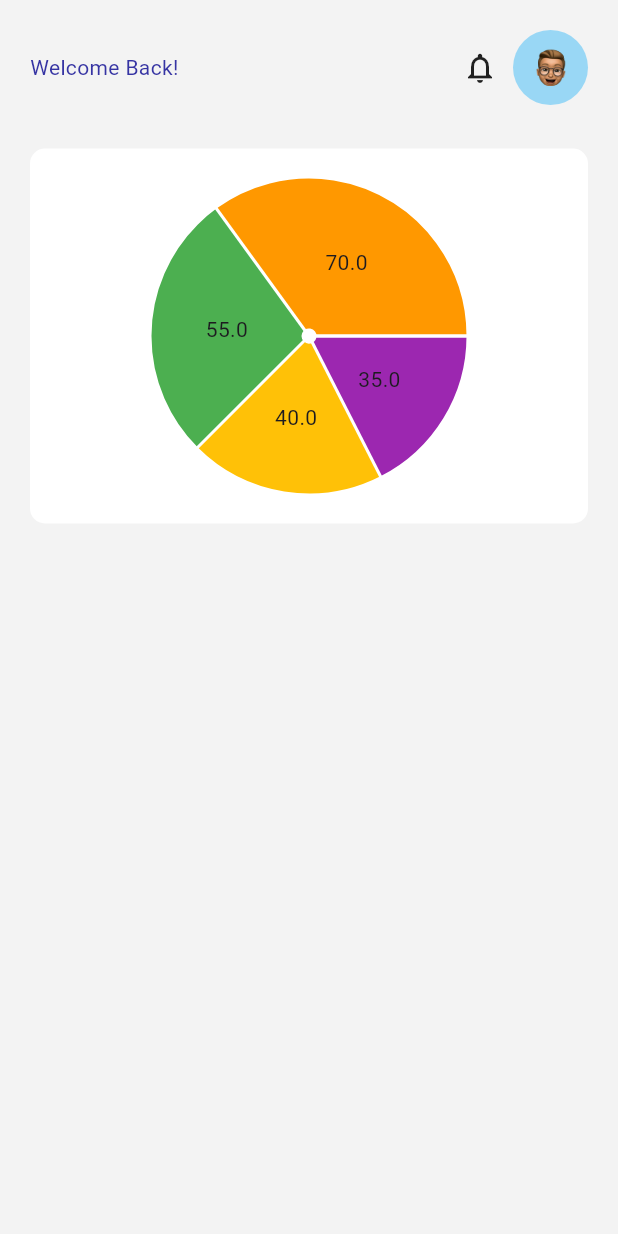
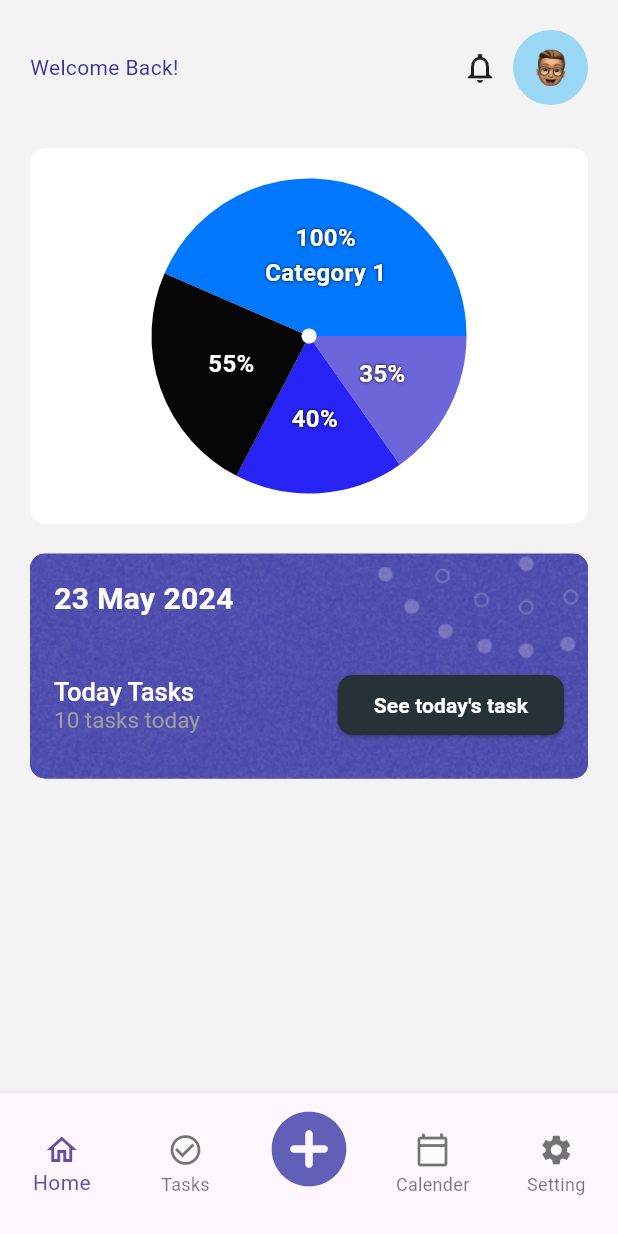
Before and after one commit to yisMeb/Flutter_PMS, a Flutter app: the HomeDashboard screen opened directly, on a phone screen of 412 x 824 dp. Run offline on Flutter 3.47's test engine with Material 3 defaults, Android fonts, the phone set to English and light mode, and no system bars; drawn by our look-alikes of fl_chart; our stand-ins replace firebase_auth, firebase_core, firebase_database, google_sign_in; accounts and stored records are empty.

Commit message:
bottom navigation

```diff
--- /dev/null
+++ b/flutter_front/lib/Pages/Dashboards/Visualizer.dart
@@ -0,0 +1,119 @@
+import 'package:fl_chart/fl_chart.dart';
+import 'package:flutter/material.dart';
+
+class Visualizer extends StatefulWidget {
+  @override
+  _VisualizerState createState() => _VisualizerState();
+}
+
+class _VisualizerState extends State<Visualizer> {
+  int touchedIndex = -1;
+
+  @override
+  Widget build(BuildContext context) {
+    return Container(
+      height: 250,
+      width: double.infinity,
+      decoration: BoxDecoration(
+        color: Colors.white,
+        borderRadius: BorderRadius.circular(10),
+      ),
+      child: topPieChart(),
+    );
+  }
+
+  PieChart topPieChart() {
+    return PieChart(
+      PieChartData(
+        pieTouchData: PieTouchData(
+          touchCallback: (FlTouchEvent event, pieTouchResponse) {
+            setState(() {
+              if (!event.isInterestedForInteractions ||
+                  pieTouchResponse == null ||
+                  pieTouchResponse.touchedSection == null) {
+                touchedIndex = -1;
+                return;
+              }
+              touchedIndex =
+                  pieTouchResponse.touchedSection!.touchedSectionIndex;
+            });
+          },
+        ),
+        centerSpaceRadius: 5,
+        sectionsSpace: 0,
+        borderData: FlBorderData(
+          show: false,
+        ),
+        sections: showingSections(),
+      ),
+      swapAnimationDuration: const Duration(milliseconds: 800),
+      swapAnimationCurve: Curves.easeInOutCubic,
+    );
+  }
+
+  List<PieChartSectionData> showingSections() {
+    return List.generate(4, (i) {
+      final isTouched = i == touchedIndex;
+      final fontSize = isTouched ? 25.0 : 16.0;
+      final radius = isTouched ? 310.0 : 100.0;
+      const shadows = [Shadow(color: Colors.black, blurRadius: 2)];
+
+      switch (i) {
+        case 0:
+          return PieChartSectionData(
+            value: 35,
+            title: '35%',
+            titleStyle: TextStyle(
+              fontSize: fontSize,
+              fontWeight: FontWeight.bold,
+              color: Colors.white,
+              shadows: shadows,
+            ),
+            color: const Color.fromARGB(255, 109, 101, 218),
+            radius: radius,
+          );
+        case 1:
+          return PieChartSectionData(
+            value: 40,
+            title: '40%',
+            titleStyle: TextStyle(
+              fontSize: fontSize,
+              fontWeight: FontWeight.bold,
+              color: Colors.white,
+              shadows: shadows,
+            ),
+            color: const Color.fromARGB(255, 39, 35, 245),
+            radius: radius,
+          );
+        case 2:
+          return PieChartSectionData(
+            value: 55,
+            title: '55%',
+            titleStyle: TextStyle(
+              fontSize: fontSize,
+              fontWeight: FontWeight.bold,
+              color: Colors.white,
+              shadows: shadows,
+            ),
+            color: const Color.fromARGB(255, 4, 5, 4),
+            radius: radius,
+          );
+        case 3:
+          return PieChartSectionData(
+            value: 100,
+            title: '100%\nCategory 1',
+            titleStyle: TextStyle(
+              fontSize: fontSize,
+              fontWeight: FontWeight.bold,
+              color: Colors.white,
+              shadows: shadows,
+            ),
+            color: const Color.fromARGB(255, 0, 119, 255),
+            radius: radius,
+          );
+        default:
+          throw Error();
+      }
+    });
+  }
+}
--- a/flutter_front/lib/Pages/Dashboards/home_Dashboard.dart
+++ b/flutter_front/lib/Pages/Dashboards/home_Dashboard.dart
@@ -1,7 +1,8 @@
 import 'package:firebase_auth/firebase_auth.dart';
 import 'package:firebase_database/firebase_database.dart';
-import 'package:fl_chart/fl_chart.dart';
 import 'package:flutter/material.dart';
+import 'package:pmanager/Pages/Dashboards/Visualizer.dart';
+import 'package:intl/intl.dart';
 
 class HomeDashboard extends StatefulWidget {
   const HomeDashboard({super.key});
@@ -11,11 +12,16 @@ class HomeDashboard extends StatefulWidget {
 
 class _HomeDashboardState extends State<HomeDashboard> {
   String _fullName = '';
+  String taskNum = 10.toString();
 
   @override
   void initState() {
     super.initState();
     _fetchFullName();
+  }
+
+  String formattedDate(DateTime dateTime) {
+    return DateFormat('d MMMM yyyy').format(dateTime);
   }
 
   Future<void> _fetchFullName() async {
@@ -44,7 +50,130 @@ class _HomeDashboardState extends State<HomeDashboard> {
             mainAxisAlignment: MainAxisAlignment.start,
             crossAxisAlignment: CrossAxisAlignment.start,
             children: [
+              homeNavBar(),
               Row(
+                children: [
+                  Text(
+                    _fullName,
+                    style: TextStyle(fontSize: 20),
+                  )
+                ],
+              ),
+              Container(
+                height: 250,
+                width: double.infinity,
+                decoration: BoxDecoration(
+                  color: Colors.white,
+                  borderRadius: BorderRadius.circular(10),
+                ),
+                child: Visualizer(),
+              ),
+              const SizedBox(
+                height: 20,
+              ),
+              homeTaskCard(),
+
+              //Each Tasks
+            ]),
+      )),
+      bottomNavigationBar: BottomNavigationBar(
+        type: BottomNavigationBarType.fixed,
+        items: const [
+          BottomNavigationBarItem(
+              icon: Icon(Icons.home_outlined), label: "Home"),
+          BottomNavigationBarItem(
+              icon: Icon(Icons.check_circle_outline), label: "Tasks"),
+          BottomNavigationBarItem(
+              icon: Icon(
+                Icons.add_circle_rounded,
+                color: Color.fromARGB(200, 54, 52, 163), // Set color to blue
+                size: 60.0,
+              ),
+              label: ""),
+          BottomNavigationBarItem(
+              icon: Icon(Icons.calendar_today_outlined), label: "Calender"),
+          BottomNavigationBarItem(icon: Icon(Icons.settings), label: "Setting"),
+        ],
+      ),
+    );
+  }
+
+  Container homeTaskCard() {
+    return Container(
+      height: 150,
+      width: double.infinity,
+      decoration: BoxDecoration(
+        color: Color.fromARGB(235, 54, 52, 163),
+        borderRadius: BorderRadius.circular(10),
+        image: const DecorationImage(
+          image: AssetImage('images/cardbg.png'),
+          fit: BoxFit.cover,
+        ),
+      ),
+      child: Column(
+        crossAxisAlignment: CrossAxisAlignment.start,
+        children: <Widget>[
+          Padding(
+            padding: const EdgeInsets.all(16.0),
+            child: Text(
+              formattedDate(DateTime.now()),
+              style: const TextStyle(
+                color: Colors.white,
+                fontSize: 20,
+                fontWeight: FontWeight.bold,
+              ),
+            ),
+          ),
+          Row(
+            children: [
+              Padding(
+                padding: EdgeInsets.all(16.0),
+                child: RichText(
+                  text: TextSpan(
+                    style: const TextStyle(
+                      color: Colors.white,
+                      fontWeight: FontWeight.w500,
+                      fontSize: 17,
+                    ),
+                    children: <TextSpan>[
+                      const TextSpan(text: "Today Tasks \n"),
+                      TextSpan(
+                          text: "$taskNum tasks today",
+                          style: const TextStyle(
+                            fontSize: 15,
+                            color: Colors.grey,
+                            fontWeight: FontWeight.normal,
+                          )),
+                    ],
+                  ),
+                ),
+              ),
+              const Spacer(),
+              Padding(
+                padding: const EdgeInsets.all(16.0),
+                child: ElevatedButton(
+                  onPressed: () {},
+                  style: ElevatedButton.styleFrom(
+                    backgroundColor: const Color.fromARGB(255, 38, 50, 56),
+                    shape: RoundedRectangleBorder(
+                        borderRadius: BorderRadius.circular(10.0)),
+                  ),
+                  child: const Text(
+                    "See today's task",
+                    style: TextStyle(
+                        color: Colors.white, fontWeight: FontWeight.bold),
+                  ),
+                ),
+              ),
+            ],
+          ),
+        ],
+      ),
+    );
+  }
+
+  Row homeNavBar() {
+    return Row(
       mainAxisAlignment: MainAxisAlignment.spaceBetween,
       children: [
         const Text(
@@ -70,38 +199,6 @@ class _HomeDashboardState extends State<HomeDashboard> {
           ],
         )
       ],
-              ),
-              Row(
-                children: [
-                  Text(
-                    _fullName,
-                    style: TextStyle(fontSize: 20),
-                  )
-                ],
-              ),
-              Container(
-                  height: 250,
-                  width: double.infinity,
-                  decoration: BoxDecoration(
-                    color: Colors.white,
-                    borderRadius: BorderRadius.circular(10),
-                  ),
-                  child: PieChart(PieChartData(
-                      centerSpaceRadius: 5,
-                      borderData: FlBorderData(show: false),
-                      sectionsSpace: 2,
-                      sections: [
-                        PieChartSectionData(
-                            value: 35, color: Colors.purple, radius: 100),
-                        PieChartSectionData(
-                            value: 40, color: Colors.amber, radius: 100),
-                        PieChartSectionData(
-                            value: 55, color: Colors.green, radius: 100),
-                        PieChartSectionData(
-                            value: 70, color: Colors.orange, radius: 100),
-                      ]))),
-            ]),
-      )),
     );
   }
 }
--- a/flutter_front/pubspec.yaml
+++ b/flutter_front/pubspec.yaml
@@ -40,6 +40,7 @@ dependencies:
   firebase_database: ^10.5.6
   google_sign_in: ^6.2.1
   fl_chart: ^0.66.0
+  intl: ^0.17.0
 
 dev_dependencies:
   flutter_test:
```
Also changed, not shown: flutter_front/images/cardbg.png (added), flutter_front/pubspec.lock. Lines whose indentation alone changed are shown as unchanged.
